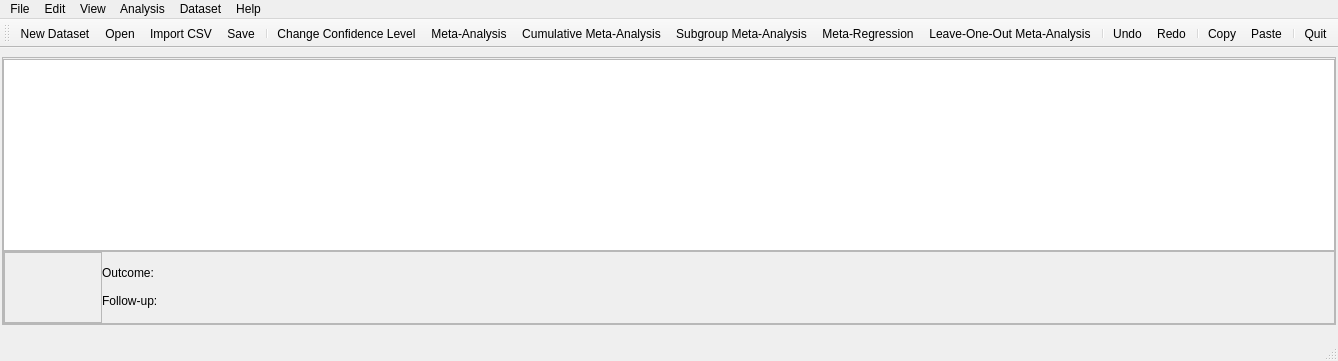
The window that src/rc_metastudio/forms/meta.ui (AliSalman-et-al/openmeta-analyst-community) describes before a commit, drawn with Qt 5.
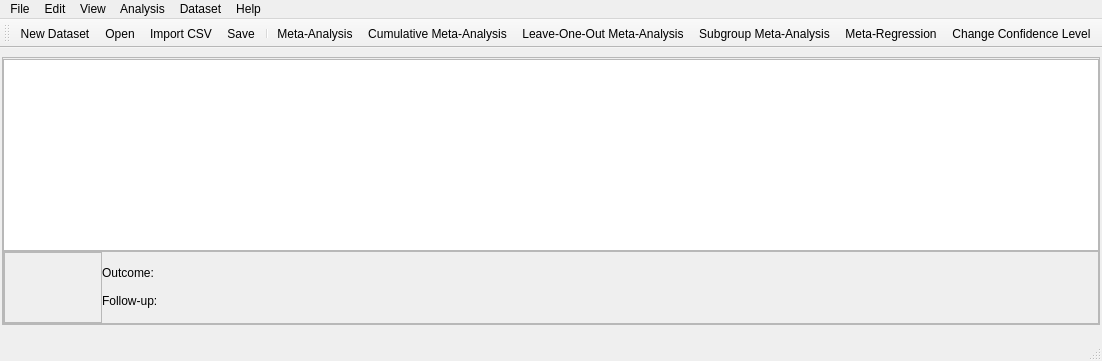
The same window after the commit. Icons and pictures are not drawn.

Commit message: Prepare RC MetaStudio 0.2.2 with signed macOS releases (#353)

```diff
--- a/src/rc_metastudio/forms/meta.ui
+++ b/src/rc_metastudio/forms/meta.ui
@@ -387,20 +387,12 @@
    <addaction name="action_import_csv"/>
    <addaction name="action_save"/>
    <addaction name="separator"/>
-   <addaction name="action_change_conf_level"/>
    <addaction name="action_go"/>
    <addaction name="action_cum_ma"/>
+   <addaction name="action_loo_ma"/>
    <addaction name="action_subgroup_ma"/>
    <addaction name="action_meta_regression"/>
-   <addaction name="action_loo_ma"/>
-   <addaction name="separator"/>
-   <addaction name="action_undo"/>
-   <addaction name="action_redo"/>
-   <addaction name="separator"/>
-   <addaction name="action_copy"/>
-   <addaction name="action_paste"/>
-   <addaction name="separator"/>
-   <addaction name="action_quit"/>
+   <addaction name="action_change_conf_level"/>
   </widget>
   <action name="action_save">
    <property name="icon">
```
The commit also changes 24 other files.
